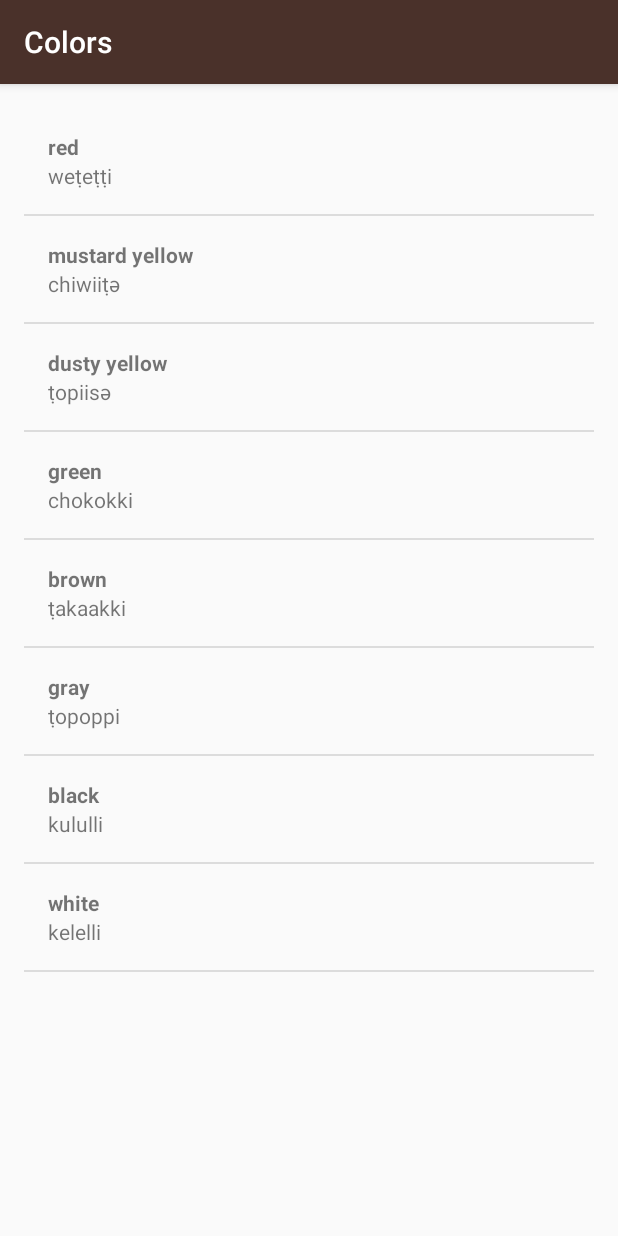
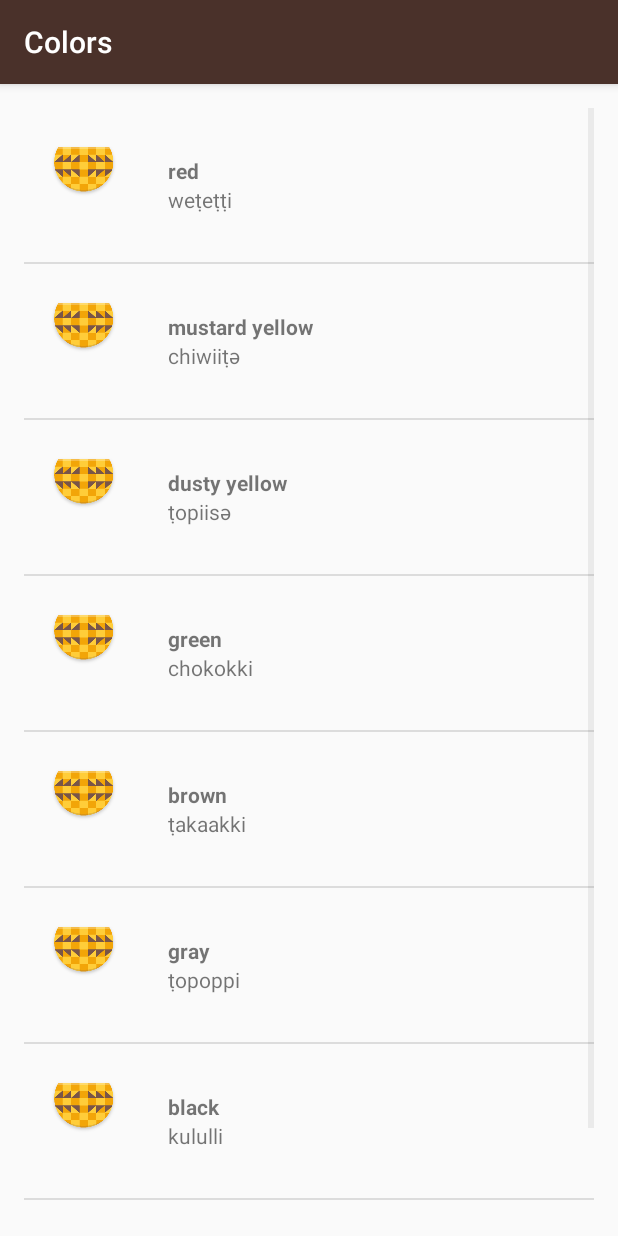
Before and after one commit to alviksar/Miwok, an Android app: the ColorsActivity screen opened directly, with no data from a screen before it, on a phone screen of 412 x 824 dp. Run offline under Robolectric (Android 15) with nearby library versions, the phone set to English and light mode, and no system bars.

Commit message:
Add icon to the list item

```diff
--- a/app/src/main/res/layout/list_item.xml
+++ b/app/src/main/res/layout/list_item.xml
@@ -1,21 +1,35 @@
 <?xml version="1.0" encoding="utf-8"?>
-<LinearLayout
-    xmlns:android="http://schemas.android.com/apk/res/android"
+<LinearLayout xmlns:android="http://schemas.android.com/apk/res/android"
     xmlns:tools="http://schemas.android.com/tools"
-    android:orientation="vertical"
+    android:id="@+id/list_items"
     android:layout_width="match_parent"
-    android:layout_height="match_parent"
-    android:padding="16dp"
-    android:id="@+id/list_items">
-    <TextView
-        android:id="@+id/miwok_word_view"
-        tools:text="lutti"
+    android:layout_height="wrap_content"
+    android:orientation="horizontal"
+    android:padding="16dp">
+
+    <ImageView
+        android:layout_width="wrap_content"
+        android:layout_height="wrap_content"
+        android:layout_marginRight="16dp"
+        android:src="@mipmap/ic_launcher" />
+
+    <LinearLayout
         android:layout_width="match_parent"
         android:layout_height="wrap_content"
-        android:textStyle="bold"/>
-    <TextView
-        android:id="@+id/default_word_view"
-        tools:text="one"
-        android:layout_width="match_parent"
-        android:layout_height="wrap_content" />
+        android:orientation="vertical"
+        android:padding="16dp">
+
+        <TextView
+            android:id="@+id/miwok_word_view"
+            android:layout_width="match_parent"
+            android:layout_height="wrap_content"
+            android:textStyle="bold"
+            tools:text="lutti" />
+
+        <TextView
+            android:id="@+id/default_word_view"
+            android:layout_width="match_parent"
+            android:layout_height="wrap_content"
+            tools:text="one" />
+    </LinearLayout>
 </LinearLayout>
```
Also changed, not shown: 3 other files.
